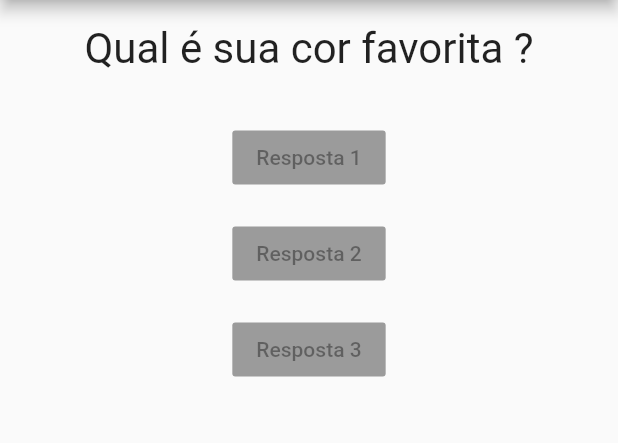
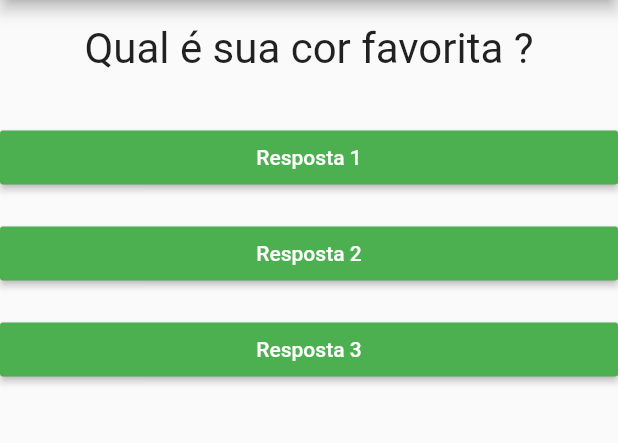
Before and after one commit to paulovictorbuenoflores/app_perguntas, a Flutter app: the screen it shows after launch, on a phone screen of 412 x 824 dp, the part 84-527 px from its top. Run offline on Flutter 3.47's test engine with Material 2 defaults, Android fonts, the phone set to English and light mode, and no system bars.

Commit message:
passando a funcao responder para a classe resposta, tratando o erro ao acessar posicoes nulas no vetor de questoes

```diff
--- a/lib/main.dart
+++ b/lib/main.dart
@@ -21,7 +21,7 @@ class _PerguntaAppState extends State<PerguntaApp> {
       _perguntaSelecionada++;
     });
 
-    print(_perguntaSelecionada);
+    // print(_perguntaSelecionada);
   }
 
   @override
@@ -38,10 +38,11 @@ class _PerguntaAppState extends State<PerguntaApp> {
         ),
         body: Column(
           children: <Widget>[
-            Questao(perguntas[_perguntaSelecionada]),
-            Resposta('Resposta 1'),
-            Resposta('Resposta 2'),
-            Resposta('Resposta 3'),
+            if (_perguntaSelecionada < perguntas.length)
+              Questao(perguntas[_perguntaSelecionada]),
+            Resposta('Resposta 1', _responder),
+            Resposta('Resposta 2', _responder),
+            Resposta('Resposta 3', _responder),
           ],
         ),
       ),
--- a/lib/resposta.dart
+++ b/lib/resposta.dart
@@ -2,15 +2,19 @@ import 'package:flutter/material.dart';
 
 class Resposta extends StatelessWidget {
   final String texto;
-  Resposta(this.texto);
+  final void Function() quandoSelecionado;
+  const Resposta(this.texto, this.quandoSelecionado);
 
   @override
   Widget build(BuildContext context) {
     return Container(
+      width: double.infinity,
       margin: const EdgeInsets.only(top: 16),
       child: RaisedButton(
+        textColor: Colors.white,
+        color: Colors.green,
         child: Text(texto),
-        onPressed: null,
+        onPressed: quandoSelecionado,
       ),
     );
   }
```
